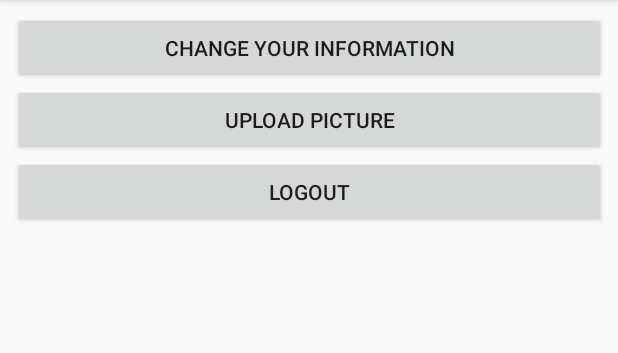
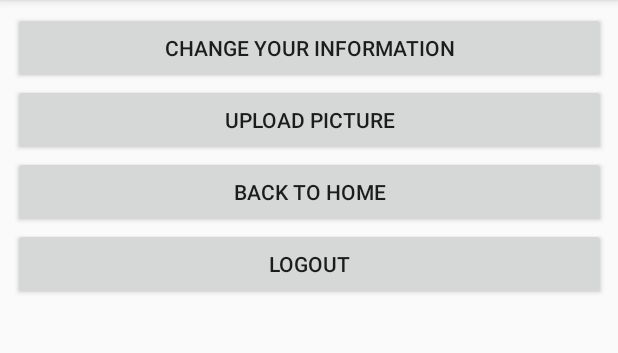
Before and after one commit to SamOstlund/Room8, an Android app: the settingsActivity screen opened directly, with no data from a screen before it, on a phone screen of 412 x 824 dp, the part 84-437 px from its top. Run offline under Robolectric (Android 15) with nearby library versions, the phone set to English and light mode, and no system bars; our stand-ins replace Firebase (no records; nobody signed in at launch, a user with empty details on screens opened directly).

Commit message:
Added a back button in the settings menu

```diff
--- a/app/src/main/java/com/example/room8/settingsActivity.java
+++ b/app/src/main/java/com/example/room8/settingsActivity.java
@@ -11,7 +11,7 @@ import com.google.firebase.auth.FirebaseAuth;
 public class settingsActivity extends AppCompatActivity {
 
     private FirebaseAuth mAuth;
-    private Button logoutButton, changeButton, uploadButton;
+    private Button logoutButton, changeButton, uploadButton, homeButton;
 
     @Override
     protected void onCreate(Bundle savedInstanceState) {
@@ -22,6 +22,9 @@ public class settingsActivity extends AppCompatActivity {
         logoutButton = findViewById(R.id.LogoutButtonSettings);
         changeButton = findViewById(R.id.InfoChangeButtonSettings);
         uploadButton = findViewById(R.id.UploadButtonSettings);
+        homeButton = findViewById(R.id.homeButton);
+
+
 
         logoutButton.setOnClickListener(new View.OnClickListener()
         {
@@ -53,6 +56,16 @@ public class settingsActivity extends AppCompatActivity {
             }
         });
 
+        homeButton.setOnClickListener(new View.OnClickListener()
+        {
+            @Override
+            public void onClick(View v)
+            {
+                Intent intent = new Intent(settingsActivity.this, MainActivity.class);
+                startActivity(intent);
+            }
+        });
+
 
     }
 
--- a/app/src/main/res/layout/activity_change_data.xml
+++ b/app/src/main/res/layout/activity_change_data.xml
@@ -150,13 +150,13 @@
                         android:textColor="#000000" />
 
                     <Button
-                        android:id="@+id/submitRegisterButton"
+                        android:id="@+id/acceptChanges"
                         android:layout_width="match_parent"
                         android:layout_height="40dp"
                         android:text="Accept Changes" />
 
                     <Button
-                        android:id="@+id/registerBack"
+                        android:id="@+id/cancelChanges"
                         android:layout_width="match_parent"
                         android:layout_height="40dp"
                         android:text="@android:string/cancel" />
--- a/app/src/main/res/layout/activity_register.xml
+++ b/app/src/main/res/layout/activity_register.xml
@@ -150,13 +150,13 @@
                     android:textColorHint="#aed6f5" />
 
                 <Button
-                    android:id="@+id/submitRegisterButton"
+                    android:id="@+id/acceptChanges"
                     android:layout_width="match_parent"
                     android:layout_height="40dp"
                     android:hint="REGISTER" />
 
                 <Button
-                    android:id="@+id/registerBack"
+                    android:id="@+id/cancelChanges"
                     android:layout_width="match_parent"
                     android:layout_height="40dp"
                     android:hint="Already have an account? Sign in" />
--- a/app/src/main/res/layout/activity_settings.xml
+++ b/app/src/main/res/layout/activity_settings.xml
@@ -32,6 +32,12 @@
             android:text="Upload Picture" />
 
         <Button
+            android:id="@+id/homeButton"
+            android:layout_width="match_parent"
+            android:layout_height="wrap_content"
+            android:text="Back to Home" />
+
+        <Button
             android:id="@+id/LogoutButtonSettings"
             android:layout_width="match_parent"
             android:layout_height="wrap_content"
```
Also changed, not shown: app/src/main/java/com/example/room8/registerActivity.java (+2 -6 lines).
